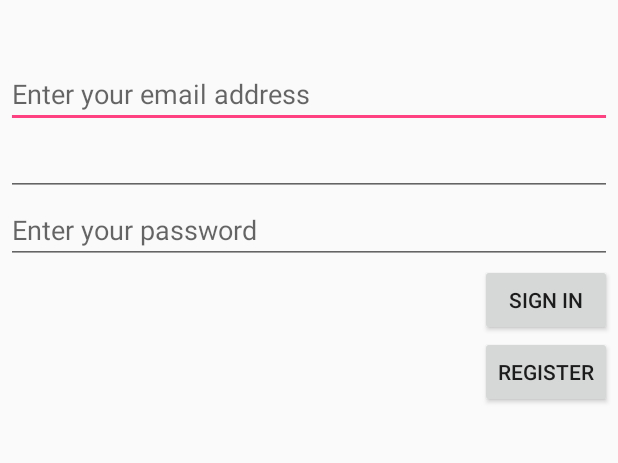
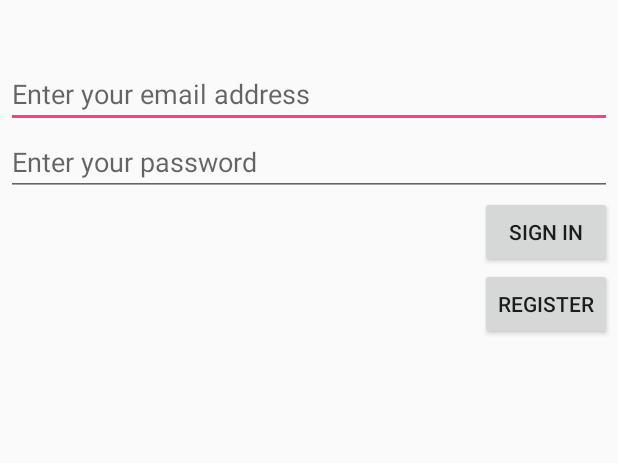
Before and after one commit to b3astman/Team12, an Android app: the screen it shows after launch (SignInActivity), on a phone screen of 412 x 824 dp, the part 450-913 px from its top. Run offline under Robolectric (Android 15) with nearby library versions, the phone set to English and light mode, and no system bars.

Commit message:
somehow an extra edit text was added to sign in fragment. removed

```diff
--- a/app/src/main/res/layout/fragment_login.xml
+++ b/app/src/main/res/layout/fragment_login.xml
@@ -24,15 +24,6 @@
         android:layout_height="wrap_content"
         android:hint="@string/email_hint"
         android:inputType="textEmailAddress"/>
-
-    <EditText
-        android:layout_width="match_parent"
-        android:layout_height="wrap_content"
-        android:inputType="textPassword"
-        android:ems="10"
-        android:id="@+id/editText"
-        android:layout_gravity="center_horizontal" />
-
     <EditText
         android:id="@+id/pwd"
         android:layout_width="match_parent"
```
